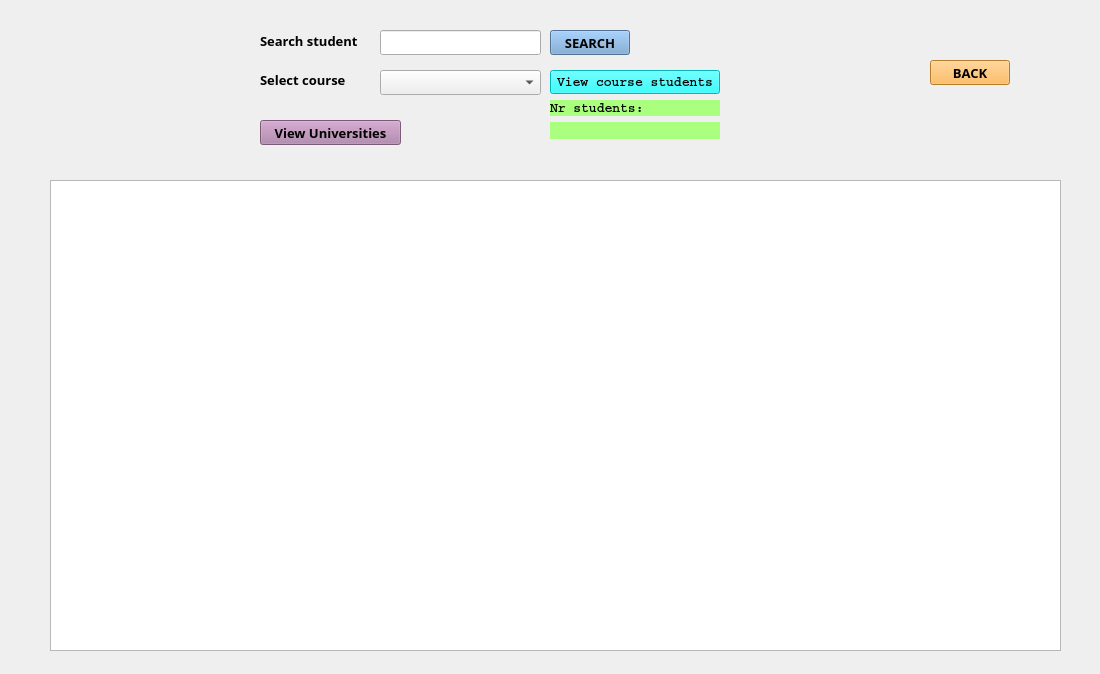
Old version of the form details.ui in the repository casalete/ErasmusIo.
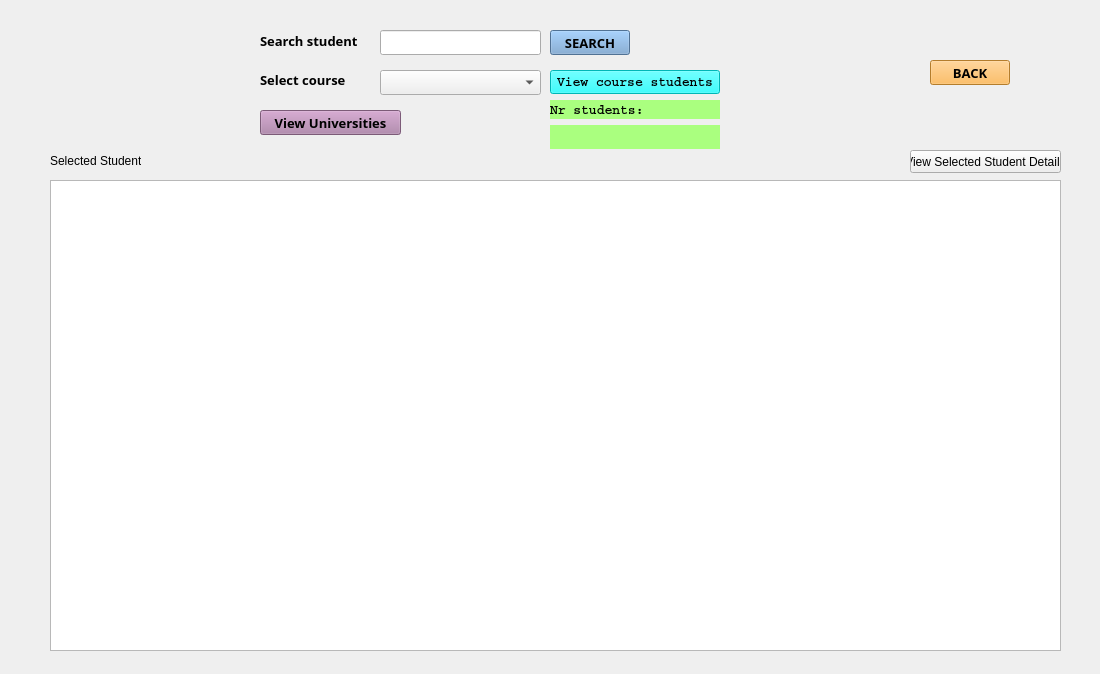
New version of the form. Icons and pictures are not drawn.

```diff
--- a/details.ui
+++ b/details.ui
@@ -139,7 +139,7 @@
    <property name="geometry">
     <rect>
      <x>260</x>
-     <y>120</y>
+     <y>110</y>
      <width>141</width>
      <height>25</height>
     </rect>
@@ -183,13 +183,13 @@
     <string>BACK</string>
    </property>
   </widget>
-  <widget class="QWidget" name="">
+  <widget class="QWidget" name="layoutWidget">
    <property name="geometry">
     <rect>
      <x>550</x>
      <y>70</y>
      <width>170</width>
-     <height>69</height>
+     <height>79</height>
     </rect>
    </property>
    <layout class="QVBoxLayout" name="verticalLayout_2">
@@ -253,6 +253,45 @@
     </item>
    </layout>
   </widget>
+  <widget class="QPushButton" name="pushButton">
+   <property name="geometry">
+    <rect>
+     <x>910</x>
+     <y>150</y>
+     <width>151</width>
+     <height>23</height>
+    </rect>
+   </property>
+   <property name="text">
+    <string>View Selected Student Details</string>
+   </property>
+  </widget>
+  <widget class="QLabel" name="label_2">
+   <property name="geometry">
+    <rect>
+     <x>50</x>
+     <y>150</y>
+     <width>91</width>
+     <height>21</height>
+    </rect>
+   </property>
+   <property name="text">
+    <string>Selected Student: </string>
+   </property>
+  </widget>
+  <widget class="QLabel" name="selectedStudentLabel">
+   <property name="geometry">
+    <rect>
+     <x>150</x>
+     <y>150</y>
+     <width>171</width>
+     <height>20</height>
+    </rect>
+   </property>
+   <property name="text">
+    <string/>
+   </property>
+  </widget>
  </widget>
  <resources/>
  <connections/>
```
